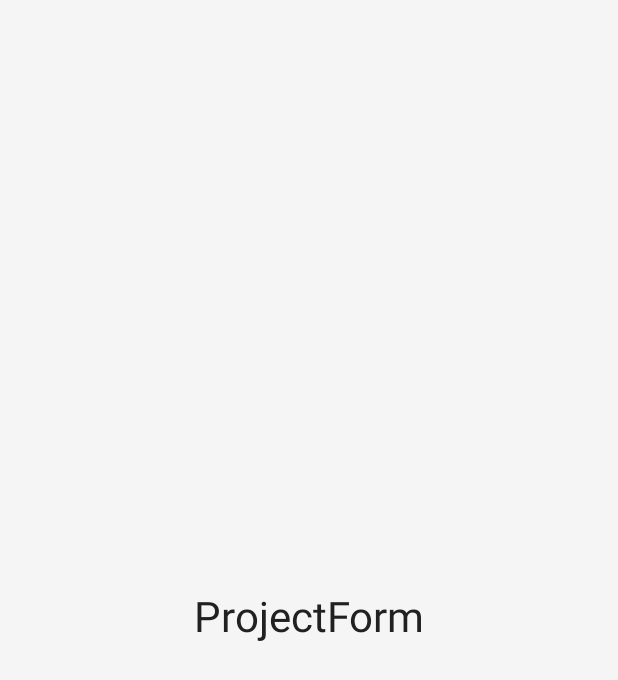
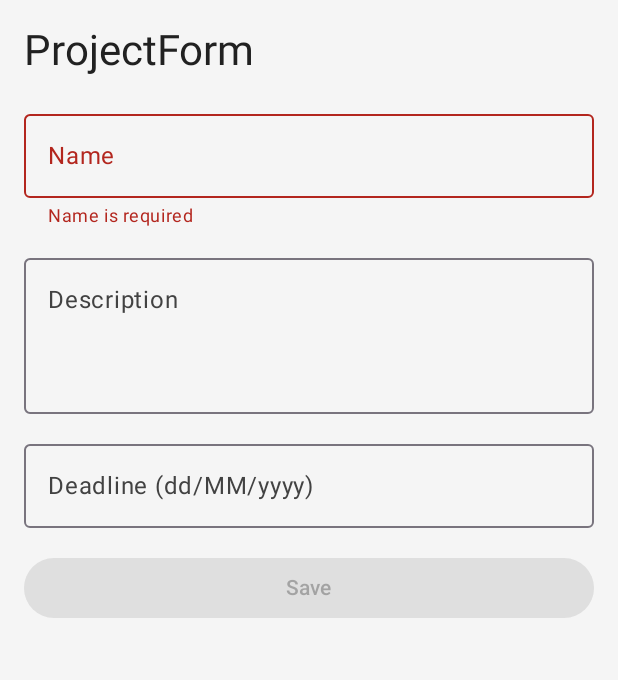
Before and after one commit to victoriapico-creator/levelMate, an Android app built with Jetpack Compose: the ProjectFormScreen screen opened through its navigation route, on a phone screen of 412 x 824 dp. Shown: the top 680 px of the screen. Run offline under Robolectric (Android 15) with nearby library versions, the phone set to English and light mode, and no system bars.

Commit message:
VP-02 Project form

```diff
--- /dev/null
+++ b/app/src/main/java/com/example/notesbysubject/ui/components/ProjectFormFields.kt
@@ -0,0 +1,89 @@
+package com.example.notesbysubject.ui.components
+
+import androidx.compose.foundation.layout.Column
+import androidx.compose.foundation.layout.Spacer
+import androidx.compose.foundation.layout.fillMaxWidth
+import androidx.compose.foundation.layout.height
+import androidx.compose.foundation.layout.padding
+import androidx.compose.material3.MaterialTheme
+import androidx.compose.material3.OutlinedTextField
+import androidx.compose.material3.Text
+import androidx.compose.runtime.Composable
+import androidx.compose.ui.Modifier
+import androidx.compose.ui.unit.dp
+
+@Composable
+fun ProjectFormFields(
+    name: String,
+    onNameChange: (String) -> Unit,
+    nameError: String?,
+    description: String,
+    onDescriptionChange: (String) -> Unit,
+    descriptionError: String?,
+    deadline: String,
+    onDeadlineChange: (String) -> Unit,
+    deadlineError: String?,
+    modifier: Modifier = Modifier
+) {
+    Column(modifier = modifier) {
+        // Name field
+        OutlinedTextField(
+            value = name,
+            onValueChange = onNameChange,
+            label = { Text("Name") },
+            isError = nameError != null,
+            singleLine = true,
+            modifier = Modifier.fillMaxWidth()
+        )
+        if (nameError != null) {
+            Text(
+                text = nameError,
+                color = MaterialTheme.colorScheme.error,
+                style = MaterialTheme.typography.bodySmall,
+                modifier = Modifier.padding(start = 16.dp, top = 4.dp)
+            )
+        }
+
+        Spacer(modifier = Modifier.height(12.dp))
+
+        // Description field
+        OutlinedTextField(
+            value = description,
+            onValueChange = onDescriptionChange,
+            label = { Text("Description") },
+            isError = descriptionError != null,
+            minLines = 3,
+            maxLines = 5,
+            modifier = Modifier.fillMaxWidth()
+        )
+        if (descriptionError != null) {
+            Text(
+                text = descriptionError,
+                color = MaterialTheme.colorScheme.error,
+                style = MaterialTheme.typography.bodySmall,
+                modifier = Modifier.padding(start = 16.dp, top = 4.dp)
+            )
+        }
+
+        Spacer(modifier = Modifier.height(12.dp))
+
+        // Deadline field
+        OutlinedTextField(
+            value = deadline,
+            onValueChange = onDeadlineChange,
+            label = { Text("Deadline (dd/MM/yyyy)") },
+            placeholder = { Text("dd/MM/yyyy") },
+            isError = deadlineError != null,
+            singleLine = true,
+            modifier = Modifier.fillMaxWidth()
+        )
+        if (deadlineError != null) {
+            Text(
+                text = deadlineError,
+                color = MaterialTheme.colorScheme.error,
+                style = MaterialTheme.typography.bodySmall,
+                modifier = Modifier.padding(start = 16.dp, top = 4.dp)
+            )
+        }
+    }
+}
--- a/app/src/main/java/com/example/notesbysubject/ui/screens/ProjectFormScreen.kt
+++ b/app/src/main/java/com/example/notesbysubject/ui/screens/ProjectFormScreen.kt
@@ -1,31 +1,81 @@
 package com.example.notesbysubject.ui.screens
 
-import androidx.compose.foundation.layout.Box
+import androidx.compose.foundation.layout.Arrangement
+import androidx.compose.foundation.layout.Column
 import androidx.compose.foundation.layout.fillMaxSize
+import androidx.compose.foundation.layout.fillMaxWidth
+import androidx.compose.foundation.layout.padding
+import androidx.compose.foundation.rememberScrollState
+import androidx.compose.foundation.verticalScroll
+import androidx.compose.material3.Button
 import androidx.compose.material3.MaterialTheme
 import androidx.compose.material3.Text
 import androidx.compose.runtime.Composable
-import androidx.compose.ui.Alignment
+import androidx.compose.runtime.getValue
+import androidx.compose.runtime.mutableStateOf
+import androidx.compose.runtime.saveable.rememberSaveable
+import androidx.compose.runtime.setValue
 import androidx.compose.ui.Modifier
+import androidx.compose.ui.unit.dp
+import com.example.notesbysubject.ui.components.ProjectFormFields
 
 @Composable
 fun ProjectFormScreen(
-    modifier: Modifier = Modifier
+    modifier: Modifier = Modifier,
+    onSaveClick: () -> Unit = {}
 ) {
-    Box(
-        modifier = modifier.fillMaxSize(),
-        contentAlignment = Alignment.Center
+    var name by rememberSaveable { mutableStateOf("") }
+    var description by rememberSaveable { mutableStateOf("") }
+    var deadline by rememberSaveable { mutableStateOf("") }
+
+    val nameError = validateName(name)
+    val descriptionError = validateDescription(description)
+    val deadlineError = validateDeadline(deadline)
+
+    val isFormValid = nameError == null && descriptionError == null && deadlineError == null
+
+    Column(
+        modifier = modifier
+            .fillMaxSize()
+            .verticalScroll(rememberScrollState())
+            .padding(16.dp),
+        verticalArrangement = Arrangement.spacedBy(16.dp)
     ) {
         Text(
             text = "ProjectForm",
             style = MaterialTheme.typography.headlineMedium
         )
+
+        ProjectFormFields(
+            name = name,
+            onNameChange = { name = it },
+            nameError = nameError,
+            description = description,
+            onDescriptionChange = { description = it },
+            descriptionError = descriptionError,
+            deadline = deadline,
+            onDeadlineChange = { deadline = it },
+            deadlineError = deadlineError,
+            modifier = Modifier.fillMaxWidth()
+        )
+
+        Button(
+            onClick = onSaveClick,
+            enabled = isFormValid,
+            modifier = Modifier.fillMaxWidth()
+        ) {
+            Text("Save")
+        }
     }
 }
 
 @Composable
 fun ProjectForm(
-    modifier: Modifier = Modifier
+    modifier: Modifier = Modifier,
+    onSaveClick: () -> Unit = {}
 ) {
-    ProjectFormScreen(modifier = modifier)
+    ProjectFormScreen(
+        modifier = modifier,
+        onSaveClick = onSaveClick
+    )
 }
--- /dev/null
+++ b/app/src/main/java/com/example/notesbysubject/ui/screens/ProjectFormValidation.kt
@@ -0,0 +1,39 @@
+package com.example.notesbysubject.ui.screens
+
+import java.time.LocalDate
+import java.time.format.DateTimeFormatter
+import java.time.format.DateTimeParseException
+import java.time.format.ResolverStyle
+
+fun validateName(name: String): String? {
+    if (name.isBlank()) {
+        return "Name is required"
+    }
+    if (name.length > 40) {
+        return "Name must be 40 characters or less"
+    }
+    return null
+}
+
+fun validateDescription(description: String): String? {
+    if (description.length > 200) {
+        return "Description must be 200 characters or less"
+    }
+    return null
+}
+
+fun validateDeadline(deadline: String): String? {
+    if (deadline.isBlank()) {
+        return null
+    }
+    return try {
+        val formatter = DateTimeFormatter.ofPattern("dd/MM/uuuu")
+            .withResolverStyle(ResolverStyle.STRICT)
+        LocalDate.parse(deadline.trim(), formatter)
+        null
+    } catch (e: DateTimeParseException) {
+        "Deadline must be a valid date in dd/MM/yyyy format"
+    } catch (e: Exception) {
+        "Deadline must be a valid date in dd/MM/yyyy format"
+    }
+}
```
